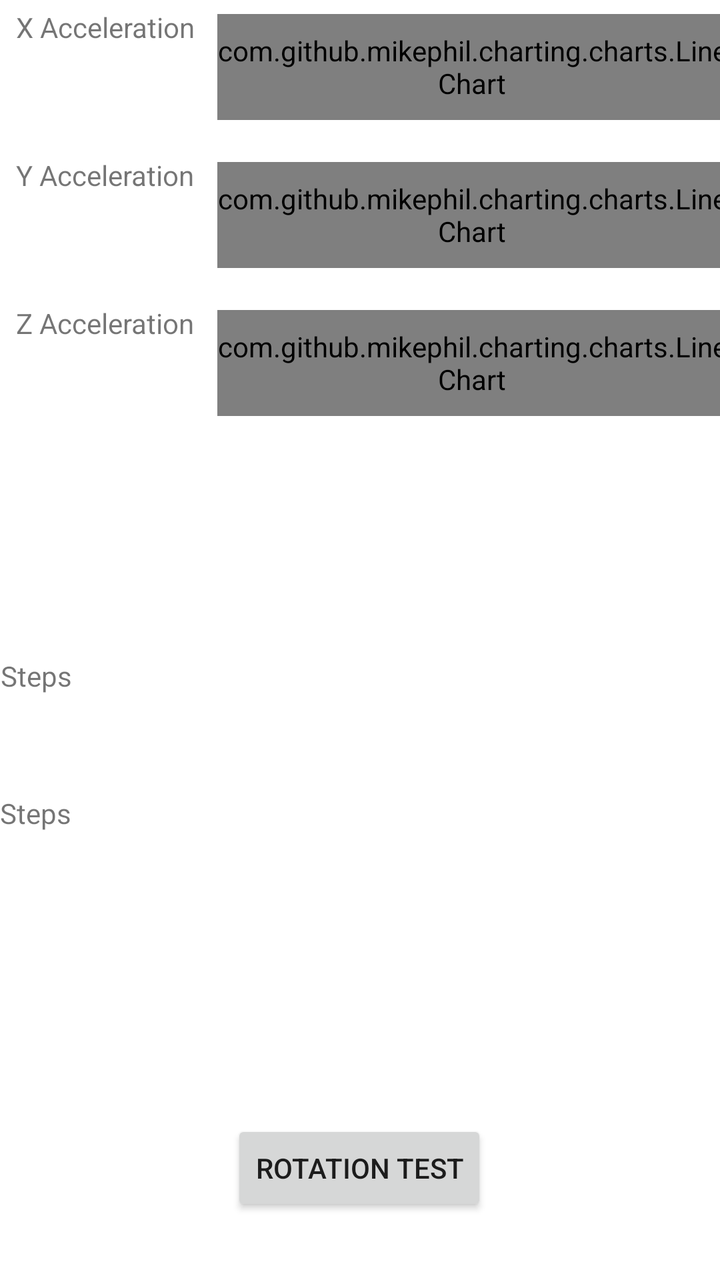
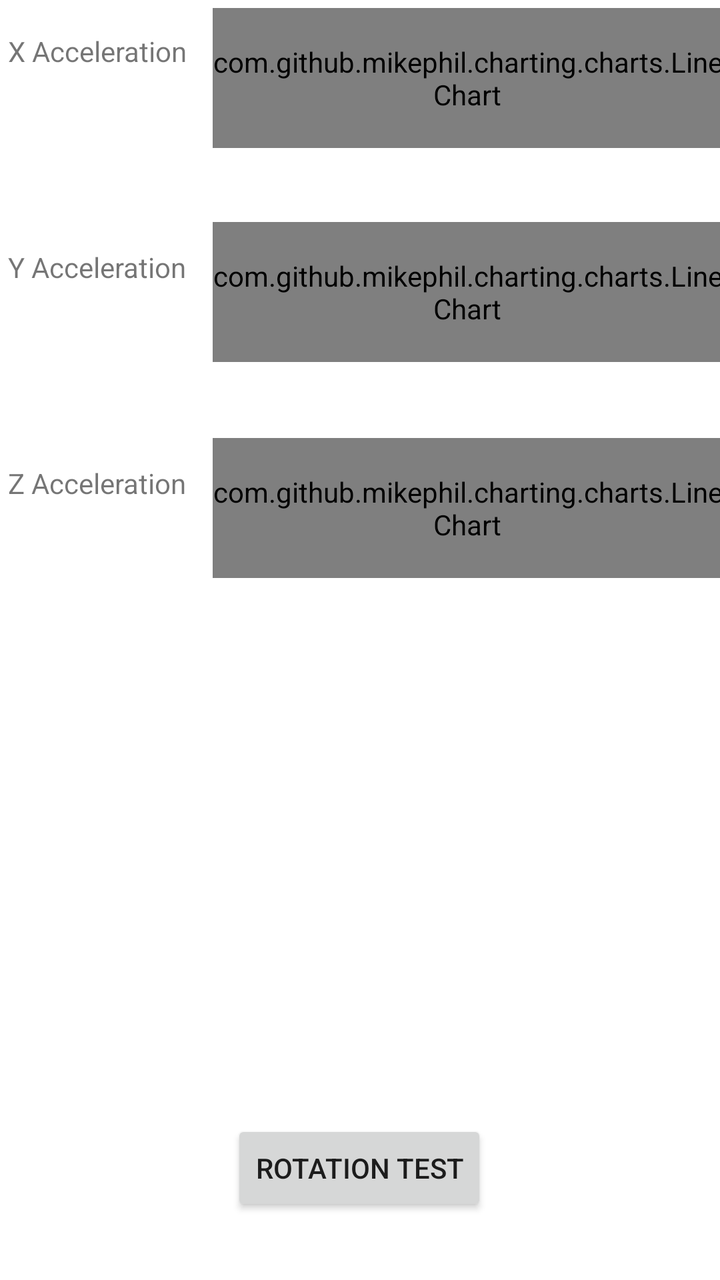

An Android layout rendered at two revisions. The XML below is the earlier revision; the diff shows what the commit changed to produce the second picture.
<!-- AndroidManifest.xml: application theme Theme.InMotion -->
<!-- res/layout/activity_main.xml -->
<?xml version="1.0" encoding="utf-8"?>
<androidx.constraintlayout.widget.ConstraintLayout xmlns:android="http://schemas.android.com/apk/res/android"
    xmlns:app="http://schemas.android.com/apk/res-auto"
    xmlns:tools="http://schemas.android.com/tools"
    android:layout_width="match_parent"
    android:layout_height="match_parent"
    tools:context=".MainActivity">

    <TextView
        android:id="@+id/ViewSteps"
        android:layout_width="wrap_content"
        android:layout_height="wrap_content"
        android:text="Steps"
        app:layout_constraintBottom_toBottomOf="parent"
        app:layout_constraintEnd_toEndOf="parent"
        app:layout_constraintHorizontal_bias="0.001"
        app:layout_constraintStart_toStartOf="parent"
        app:layout_constraintTop_toTopOf="@+id/linearLayout3"
        app:layout_constraintVertical_bias="0.381" />

    <TextView
        android:id="@+id/ViewStepsDetector"
        android:layout_width="wrap_content"
        android:layout_height="wrap_content"
        android:text="Steps"
        app:layout_constraintBottom_toBottomOf="parent"
        app:layout_constraintEnd_toEndOf="parent"
        app:layout_constraintHorizontal_bias="0.0"
        app:layout_constraintStart_toStartOf="parent"
        app:layout_constraintTop_toBottomOf="@+id/ViewSteps"
        app:layout_constraintVertical_bias="0.181" />

    <androidx.constraintlayout.widget.ConstraintLayout
        android:id="@+id/linearLayout1"
        android:layout_width="match_parent"
        android:layout_height="66dp"
        android:orientation="horizontal"
        app:layout_constraintEnd_toEndOf="parent"
        app:layout_constraintStart_toStartOf="parent"
        app:layout_constraintTop_toTopOf="parent">

        <TextView
            android:id="@+id/ViewX"
            android:layout_width="102dp"
            android:layout_height="58dp"
            android:layout_marginStart="8dp"
            android:layout_marginTop="4dp"
            android:text="X Acceleration"
            app:layout_constraintStart_toStartOf="parent"
            app:layout_constraintTop_toTopOf="parent" />

        <com.github.mikephil.charting.charts.LineChart
            android:id="@+id/chartX"
            android:layout_width="255dp"
            android:layout_height="53dp"
            android:layout_marginStart="1dp"
            app:layout_constraintBottom_toBottomOf="parent"
            app:layout_constraintEnd_toEndOf="parent"
            app:layout_constraintHorizontal_bias="0.407"
            app:layout_constraintStart_toEndOf="@+id/ViewX"
            app:layout_constraintTop_toTopOf="parent"
            app:layout_constraintVertical_bias="0.538" />
    </androidx.constraintlayout.widget.ConstraintLayout>

    <androidx.constraintlayout.widget.ConstraintLayout
        android:id="@+id/linearLayout2"
        android:layout_width="match_parent"
        android:layout_height="66dp"
        android:layout_marginTop="8dp"
        android:orientation="horizontal"
        app:layout_constraintEnd_toEndOf="parent"
        app:layout_constraintStart_toStartOf="parent"
        app:layout_constraintTop_toBottomOf="@+id/linearLayout1">

        <TextView
            android:id="@+id/ViewY"
            android:layout_width="102dp"
            android:layout_height="57dp"
            android:layout_marginStart="8dp"
            android:layout_marginTop="4dp"
            android:text="Y Acceleration"
            app:layout_constraintStart_toStartOf="parent"
            app:layout_constraintTop_toTopOf="parent" />

        <com.github.mikephil.charting.charts.LineChart
            android:id="@+id/chartY"
            android:layout_width="255dp"
            android:layout_height="53dp"
            android:layout_marginStart="1dp"
            app:layout_constraintBottom_toBottomOf="parent"
            app:layout_constraintEnd_toEndOf="parent"
            app:layout_constraintHorizontal_bias="0.407"
            app:layout_constraintStart_toEndOf="@+id/ViewY"
            app:layout_constraintTop_toTopOf="parent"
            app:layout_constraintVertical_bias="0.538" />
    </androidx.constraintlayout.widget.ConstraintLayout>

    <androidx.constraintlayout.widget.ConstraintLayout
        android:id="@+id/linearLayout3"
        android:layout_width="match_parent"
        android:layout_height="66dp"
        android:layout_marginTop="8dp"
        android:orientation="horizontal"
        app:layout_constraintEnd_toEndOf="parent"
        app:layout_constraintStart_toStartOf="parent"
        app:layout_constraintTop_toBottomOf="@+id/linearLayout2">

        <TextView
            android:id="@+id/ViewZ"
            android:layout_width="102dp"
            android:layout_height="57dp"
            android:layout_marginStart="8dp"
            android:layout_marginTop="4dp"
            android:text="Z Acceleration"
            app:layout_constraintStart_toStartOf="parent"
            app:layout_constraintTop_toTopOf="parent" />

        <com.github.mikephil.charting.charts.LineChart
            android:id="@+id/chartZ"
            android:layout_width="255dp"
            android:layout_height="53dp"
            android:layout_marginStart="1dp"
            app:layout_constraintBottom_toBottomOf="parent"
            app:layout_constraintEnd_toEndOf="parent"
            app:layout_constraintHorizontal_bias="0.407"
            app:layout_constraintStart_toEndOf="@+id/ViewZ"
            app:layout_constraintTop_toTopOf="parent"
            app:layout_constraintVertical_bias="0.538" />
    </androidx.constraintlayout.widget.ConstraintLayout>


    <Button
        android:id="@+id/rotationButton"
        android:layout_width="wrap_content"
        android:layout_height="wrap_content"
        android:layout_marginBottom="32dp"
        android:text="Rotation Test"
        android:onClick="startRotationTest"
        app:layout_constraintBottom_toBottomOf="parent"
        app:layout_constraintEnd_toEndOf="parent"
        app:layout_constraintHorizontal_bias="0.498"
        app:layout_constraintStart_toStartOf="parent" />

</androidx.constraintlayout.widget.ConstraintLayout>
<!-- resources referenced by this layout -->
<resources>
  <style name="Theme.InMotion" parent="Theme.MaterialComponents.DayNight.DarkActionBar">
          
          <item name="colorPrimary">@color/purple_500</item>
          <item name="colorPrimaryVariant">@color/purple_700</item>
          <item name="colorOnPrimary">@color/white</item>
          
          <item name="colorSecondary">@color/teal_200</item>
          <item name="colorSecondaryVariant">@color/teal_700</item>
          <item name="colorOnSecondary">@color/black</item>
          
          <item name="android:statusBarColor" tools:targetApi="l">?attr/colorPrimaryVariant</item>
          
      </style>
  <color name="purple_500">#FF6200EE</color>
  <color name="purple_700">#FF3700B3</color>
  <color name="white">#FFFFFFFF</color>
  <color name="teal_200">#FF03DAC5</color>
  <color name="teal_700">#FF018786</color>
  <color name="black">#FF000000</color>
</resources>

<!-- the commit's change to res/layout/activity_main.xml (unified diff, before → after) -->
@@ -6,34 +6,10 @@
     android:layout_height="match_parent"
     tools:context=".MainActivity">
 
-    <TextView
-        android:id="@+id/ViewSteps"
-        android:layout_width="wrap_content"
-        android:layout_height="wrap_content"
-        android:text="Steps"
-        app:layout_constraintBottom_toBottomOf="parent"
-        app:layout_constraintEnd_toEndOf="parent"
-        app:layout_constraintHorizontal_bias="0.001"
-        app:layout_constraintStart_toStartOf="parent"
-        app:layout_constraintTop_toTopOf="@+id/linearLayout3"
-        app:layout_constraintVertical_bias="0.381" />
-
-    <TextView
-        android:id="@+id/ViewStepsDetector"
-        android:layout_width="wrap_content"
-        android:layout_height="wrap_content"
-        android:text="Steps"
-        app:layout_constraintBottom_toBottomOf="parent"
-        app:layout_constraintEnd_toEndOf="parent"
-        app:layout_constraintHorizontal_bias="0.0"
-        app:layout_constraintStart_toStartOf="parent"
-        app:layout_constraintTop_toBottomOf="@+id/ViewSteps"
-        app:layout_constraintVertical_bias="0.181" />
-
     <androidx.constraintlayout.widget.ConstraintLayout
         android:id="@+id/linearLayout1"
         android:layout_width="match_parent"
-        android:layout_height="66dp"
+        android:layout_height="100dp"
         android:orientation="horizontal"
         app:layout_constraintEnd_toEndOf="parent"
         app:layout_constraintStart_toStartOf="parent"
@@ -43,8 +19,8 @@
             android:id="@+id/ViewX"
             android:layout_width="102dp"
             android:layout_height="58dp"
-            android:layout_marginStart="8dp"
-            android:layout_marginTop="4dp"
+            android:layout_marginStart="4dp"
+            android:layout_marginTop="16dp"
             android:text="X Acceleration"
             app:layout_constraintStart_toStartOf="parent"
             app:layout_constraintTop_toTopOf="parent" />
@@ -52,20 +28,20 @@
         <com.github.mikephil.charting.charts.LineChart
             android:id="@+id/chartX"
             android:layout_width="255dp"
-            android:layout_height="53dp"
+            android:layout_height="70dp"
             android:layout_marginStart="1dp"
             app:layout_constraintBottom_toBottomOf="parent"
             app:layout_constraintEnd_toEndOf="parent"
-            app:layout_constraintHorizontal_bias="0.407"
+            app:layout_constraintHorizontal_bias="0.483"
             app:layout_constraintStart_toEndOf="@+id/ViewX"
             app:layout_constraintTop_toTopOf="parent"
-            app:layout_constraintVertical_bias="0.538" />
+            app:layout_constraintVertical_bias="0.133" />
     </androidx.constraintlayout.widget.ConstraintLayout>
 
     <androidx.constraintlayout.widget.ConstraintLayout
         android:id="@+id/linearLayout2"
         android:layout_width="match_parent"
-        android:layout_height="66dp"
+        android:layout_height="100dp"
         android:layout_marginTop="8dp"
         android:orientation="horizontal"
         app:layout_constraintEnd_toEndOf="parent"
@@ -76,8 +52,8 @@
             android:id="@+id/ViewY"
             android:layout_width="102dp"
             android:layout_height="57dp"
-            android:layout_marginStart="8dp"
-            android:layout_marginTop="4dp"
+            android:layout_marginStart="4dp"
+            android:layout_marginTop="16dp"
             android:text="Y Acceleration"
             app:layout_constraintStart_toStartOf="parent"
             app:layout_constraintTop_toTopOf="parent" />
@@ -85,20 +61,20 @@
         <com.github.mikephil.charting.charts.LineChart
             android:id="@+id/chartY"
             android:layout_width="255dp"
-            android:layout_height="53dp"
+            android:layout_height="70dp"
             android:layout_marginStart="1dp"
             app:layout_constraintBottom_toBottomOf="parent"
             app:layout_constraintEnd_toEndOf="parent"
-            app:layout_constraintHorizontal_bias="0.407"
+            app:layout_constraintHorizontal_bias="0.483"
             app:layout_constraintStart_toEndOf="@+id/ViewY"
             app:layout_constraintTop_toTopOf="parent"
-            app:layout_constraintVertical_bias="0.538" />
+            app:layout_constraintVertical_bias="0.1" />
     </androidx.constraintlayout.widget.ConstraintLayout>
 
     <androidx.constraintlayout.widget.ConstraintLayout
         android:id="@+id/linearLayout3"
         android:layout_width="match_parent"
-        android:layout_height="66dp"
+        android:layout_height="100dp"
         android:layout_marginTop="8dp"
         android:orientation="horizontal"
         app:layout_constraintEnd_toEndOf="parent"
@@ -109,8 +85,8 @@
             android:id="@+id/ViewZ"
             android:layout_width="102dp"
             android:layout_height="57dp"
-            android:layout_marginStart="8dp"
-            android:layout_marginTop="4dp"
+            android:layout_marginStart="4dp"
+            android:layout_marginTop="16dp"
             android:text="Z Acceleration"
             app:layout_constraintStart_toStartOf="parent"
             app:layout_constraintTop_toTopOf="parent" />
@@ -118,14 +94,14 @@
         <com.github.mikephil.charting.charts.LineChart
             android:id="@+id/chartZ"
             android:layout_width="255dp"
-            android:layout_height="53dp"
+            android:layout_height="70dp"
             android:layout_marginStart="1dp"
             app:layout_constraintBottom_toBottomOf="parent"
             app:layout_constraintEnd_toEndOf="parent"
-            app:layout_constraintHorizontal_bias="0.407"
+            app:layout_constraintHorizontal_bias="0.483"
             app:layout_constraintStart_toEndOf="@+id/ViewZ"
             app:layout_constraintTop_toTopOf="parent"
-            app:layout_constraintVertical_bias="0.538" />
+            app:layout_constraintVertical_bias="0.1" />
     </androidx.constraintlayout.widget.ConstraintLayout>
 
 
